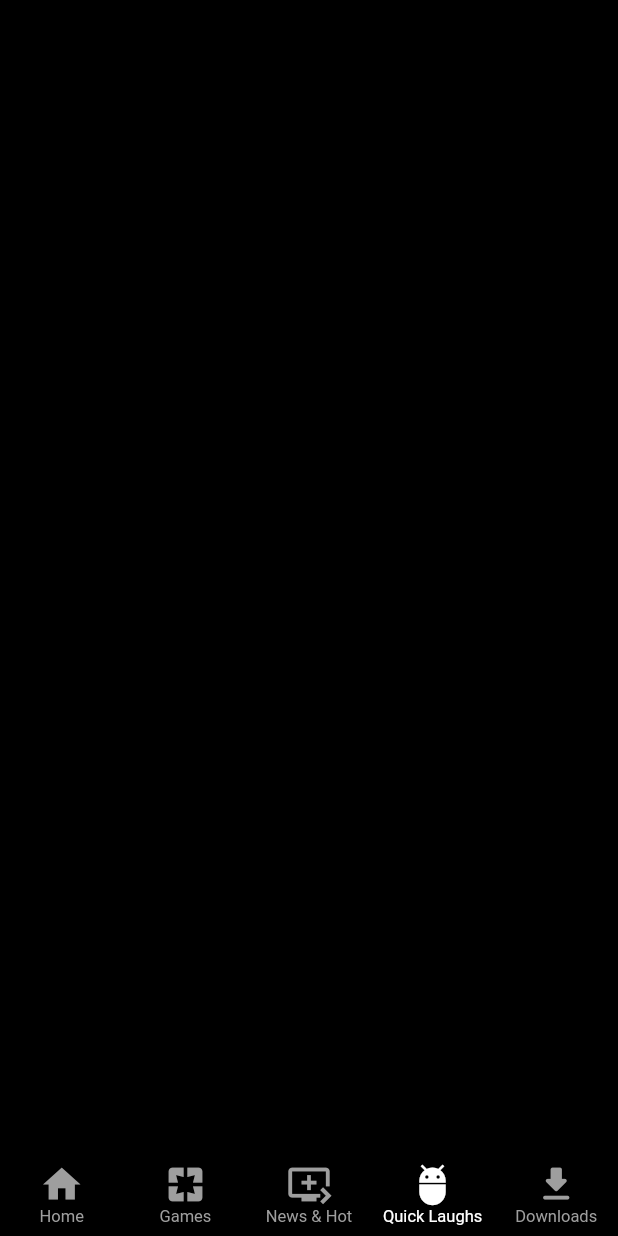
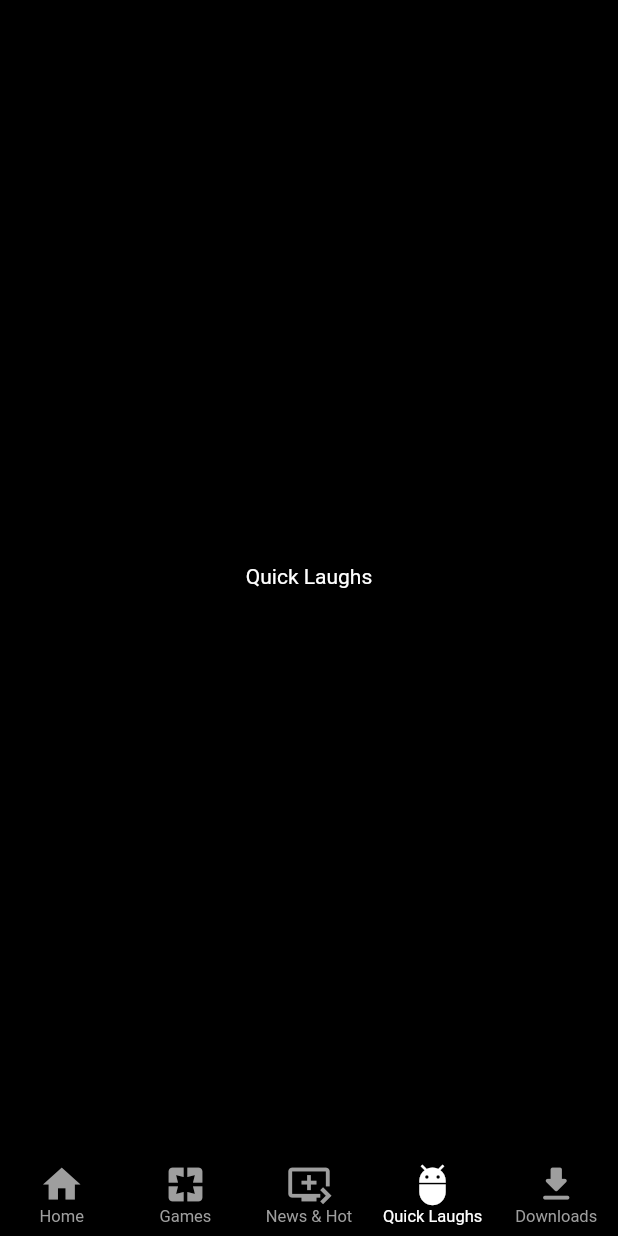
Before and after one commit to harisyounus921/Respnsive_Netflix, a Flutter app: the screen it shows after launch, item 4 of the bottom bar chosen, on a phone screen of 412 x 824 dp. Run offline on Flutter 3.47's test engine with Material 2 defaults, Android fonts, the phone set to English and light mode, and no system bars; our stand-ins replace easy_splash_screen, video_player.

Commit message:
All work complete

```diff
--- a/lib/Responsiveness/responsive.dart
+++ b/lib/Responsiveness/responsive.dart
@@ -15,7 +15,9 @@ class Responsive extends StatelessWidget {
 
   @override
   Widget build(BuildContext context) {
-    return LayoutBuilder(builder: (context, constraints) {
+    return LayoutBuilder(
+        builder: (context, constraints)
+        {
       if(constraints.maxWidth>=1200){
         return desktop;
       }
--- a/lib/Screen/HomeScreen/appBar/CustomAppBar.dart
+++ b/lib/Screen/HomeScreen/appBar/CustomAppBar.dart
@@ -13,7 +13,7 @@ final double scrolloffset;
       child: const Responsive(
          mobile: _CustomAppBarMobile(),
         desktop: _CustomAppBarDesktop(),
-        tablet: _CustomAppBarMobile(),
+        tablet: _CustomAppBarDesktop(),
       ),
     );
   }
--- a/lib/Screen/NavScreen/NavScreen.dart
+++ b/lib/Screen/NavScreen/NavScreen.dart
@@ -14,11 +14,11 @@ class NavScreen extends StatefulWidget {
 
 class _NavScreenState extends State<NavScreen> {
   final List<Widget>_screens=[
-    HomeScreen(key:PageStorageKey('homeScreen')),
-    Scaffold(),
-    Scaffold(),
-    Scaffold(),
-    Scaffold(),
+    const HomeScreen(key:PageStorageKey('homeScreen')),
+    const Scaffold(body: Center(child: Text("Games",style: TextStyle(color: Colors.white),)),),
+    const Scaffold(body: Center(child: Text("News & Hot",style: TextStyle(color: Colors.white))),),
+    const Scaffold(body: Center(child: Text("Quick Laughs",style: TextStyle(color: Colors.white))),),
+    const Scaffold(body: Center(child: Text("Downloads",style: TextStyle(color: Colors.white))),),
   ];
 
   final Map <String,IconData> _icons=const{
--- a/lib/Screen/SplashScreen/SplashScreen.dart
+++ b/lib/Screen/SplashScreen/SplashScreen.dart
@@ -2,6 +2,8 @@ import 'dart:async';
 import 'package:easy_splash_screen/easy_splash_screen.dart';
 import 'package:flutter/material.dart';
 import 'package:netflix_responsive/Screen/NavScreen/NavScreen.dart';
+
+import '../../routes.dart';
 
 class Splashscreen extends StatefulWidget {
   @override
@@ -16,7 +18,7 @@ class _SplashscreenState extends State<Splashscreen> {
   }
   void login()async{
       Timer(Duration(seconds: 4), (){
-        Navigator.push(context, MaterialPageRoute(builder: (context)=>NavScreen()));
+        Navigator.pushNamed(context, RouteName.navScreen);
       });
   }
   @override
--- a/lib/main.dart
+++ b/lib/main.dart
@@ -2,6 +2,7 @@ import 'package:flutter/material.dart';
 import 'package:netflix_responsive/Screen/HomeScreen/HomeScreen.dart';
 import 'package:netflix_responsive/Screen/NavScreen/NavScreen.dart';
 import 'package:netflix_responsive/Screen/SplashScreen/SplashScreen.dart';
+import 'package:netflix_responsive/routes.dart';
 
 void main() {
   runApp(const MyApp());
@@ -20,7 +21,8 @@ class MyApp extends StatelessWidget {
         visualDensity: VisualDensity.adaptivePlatformDensity,
         scaffoldBackgroundColor:Colors.black
       ),
-      home: Splashscreen(),
+      initialRoute: RouteName.splashScreen,
+      onGenerateRoute: Routes.generateRoute,
     );
   }
 }
--- /dev/null
+++ b/lib/routes.dart
@@ -0,0 +1,37 @@
+import 'package:flutter/cupertino.dart';
+import 'package:flutter/material.dart';
+import 'Screen/HomeScreen/HomeScreen.dart';
+import 'Screen/HomeScreen/movie_details_screen/Details_screen.dart';
+import 'Screen/NavScreen/NavScreen.dart';
+import 'Screen/SplashScreen/SplashScreen.dart';
+
+
+class RouteName{
+  static const String splashScreen="splash_screen";
+  static const String navScreen="nav_screen";
+  static const String homeScreen="home_screen";
+  static const String movieDetailsScreen="moviedetail_screen";
+}
+
+class Routes{
+  static Route<dynamic> generateRoute(RouteSettings settings){
+    switch(settings.name){
+      case RouteName.splashScreen:
+        return MaterialPageRoute(builder: (context)=> Splashscreen());
+      case RouteName.navScreen:
+        return MaterialPageRoute(builder: (context)=> NavScreen());
+      case RouteName.homeScreen:
+        return MaterialPageRoute(builder: (context)=> HomeScreen());
+      case RouteName.movieDetailsScreen:
+        return MaterialPageRoute(builder: (context)=> MovieDetailsScreen(data:settings.arguments as Map));
+      default:
+        return MaterialPageRoute(builder: (context){
+          return const Scaffold(
+            body: Center(child: Text("No route defined")),
+          );
+        });
+
+
+    }
+  }
+}
```
Also changed, not shown: lib/Screen/HomeScreen/body/contentList.dart (+12 -1 lines), lib/Screen/HomeScreen/body/previews.dart (+15 -3 lines), lib/Screen/HomeScreen/movie_details_screen/Details_screen.dart (added, +220 -0 lines).
